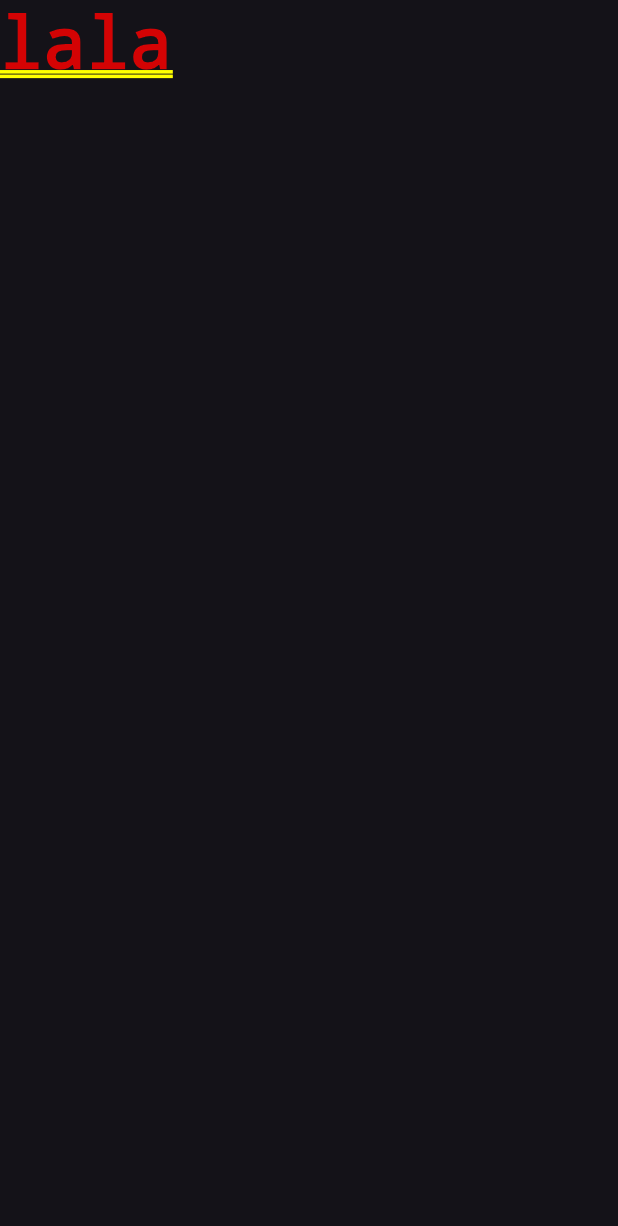
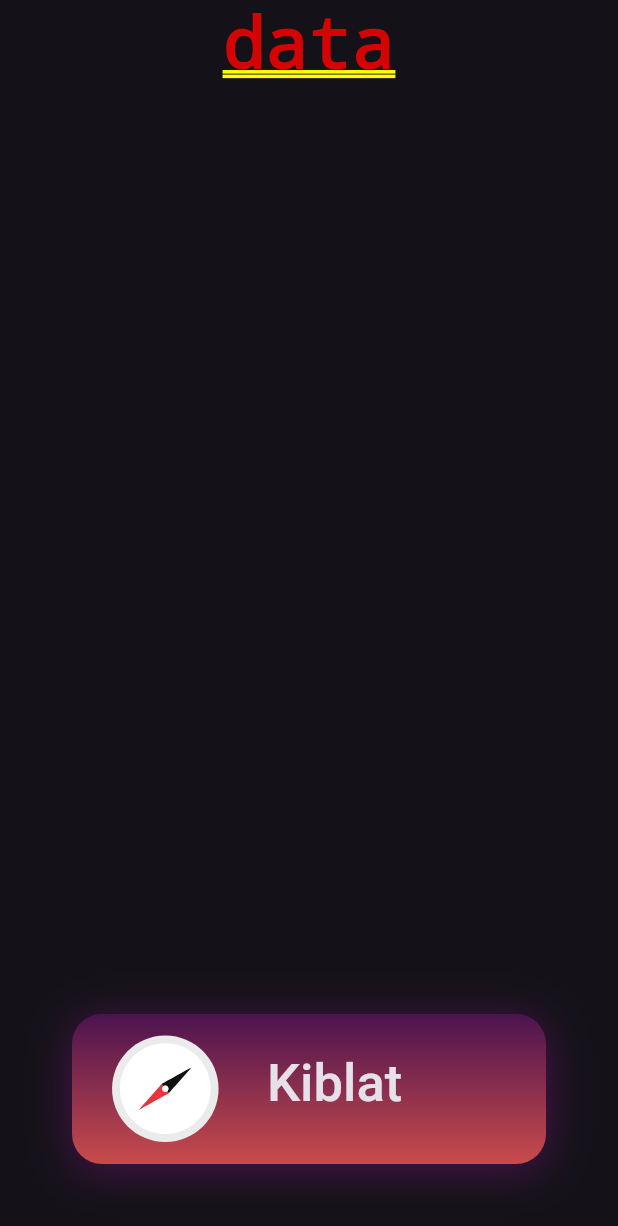
Before and after one commit to zaiehilmi/waktu_solat, a Flutter app: the Screen screen opened directly, on a phone screen of 412 x 824 dp. Shown: the top 1226 px of the screen. Run offline on Flutter 3.47's test engine with Material 2 defaults, Android fonts, the phone set to English and light mode, and no system bars; our stand-ins replace flutter_riverpod, go_router, lottie.

Commit message:
guna animasi Hero untuk ke skrin jadual waktu solat

```diff
--- /dev/null
+++ b/lib/utils/constant/tag_animasi.dart
@@ -0,0 +1,9 @@
+class TagAnimasi {
+  static String get lottieTeropong => 'lottie-teropong';
+  static String get kotakWaktuSolat => 'kotak-waktu-solat';
+  static String get teksWaktuSolat => 'teks-waktu-solat';
+
+  static String get lottieKompas => 'lottie-kompas';
+  static String get kotakKiblat => 'kotak-kiblat';
+  static String get teksKiblat => 'teks-kiblat';
+}
--- /dev/null
+++ b/lib/widgets/kotak_gradient.dart
@@ -0,0 +1,59 @@
+import 'package:flutter/src/widgets/framework.dart';
+import 'package:flutter/widgets.dart';
+import 'package:flutter_riverpod/flutter_riverpod.dart';
+import 'package:waktu_solat/theme/color.dart';
+import 'package:waktu_solat/theme/dimension.dart';
+import 'package:waktu_solat/theme/spacing.dart';
+
+class KotakGradient extends ConsumerWidget {
+  double? width;
+  double? height;
+  double? margin;
+  Function()? onTap;
+  Widget? child;
+
+  KotakGradient({
+    super.key,
+    this.width,
+    this.height,
+    this.margin,
+    this.child,
+    this.onTap,
+  });
+
+  @override
+  Widget build(BuildContext context, WidgetRef ref) {
+    final dimension = DeviceDimension(context);
+
+    return GestureDetector(
+      onTap: onTap,
+      child: Container(
+        width: width ?? dimension.width / 1.3,
+        height: height ?? dimension.height / 3.5,
+        margin: EdgeInsets.all(margin ?? Spacing.xxl),
+        decoration: BoxDecoration(
+          gradient: LinearGradient(
+            colors: [
+              Color(CustomColors.bighead.color_1),
+              Color(CustomColors.bighead.color_2),
+            ],
+            begin: Alignment.bottomCenter,
+            end: Alignment.topCenter,
+          ),
+          boxShadow: const [
+            BoxShadow(
+              color: Color(0xff4b134f),
+              spreadRadius: 0,
+              blurRadius: 25,
+              offset: Offset(0, 4),
+            ),
+          ],
+          borderRadius: const BorderRadius.all(
+            Radius.circular(20),
+          ),
+        ),
+        child: (child),
+      ),
+    );
+  }
+}
```
Also changed, not shown: lib/screens/laman_utama.dart (+22 -42 lines), lib/screens/waktu_solat.dart (+54 -2 lines).
